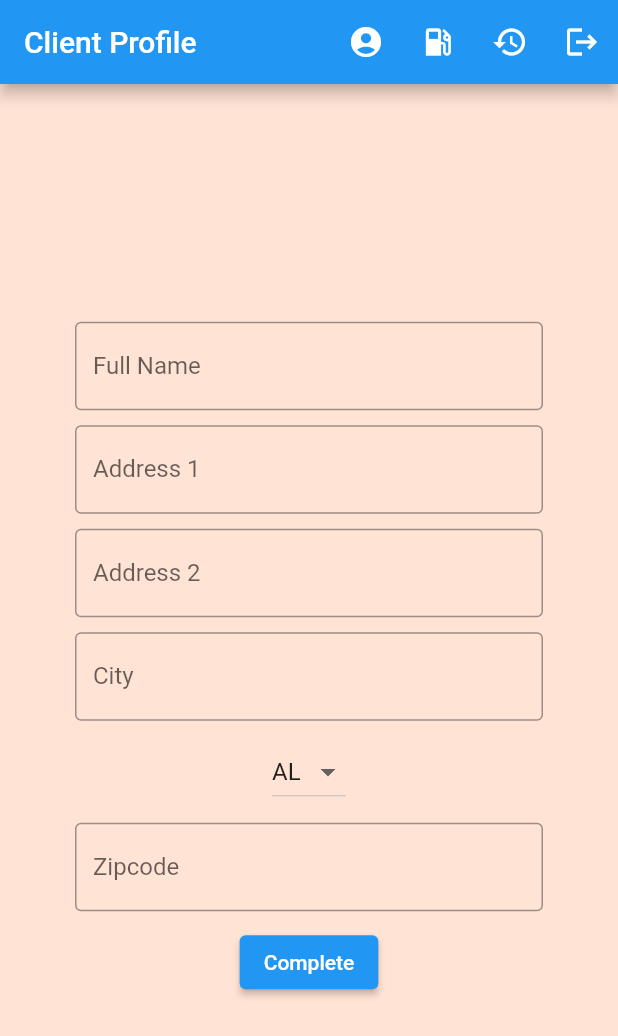
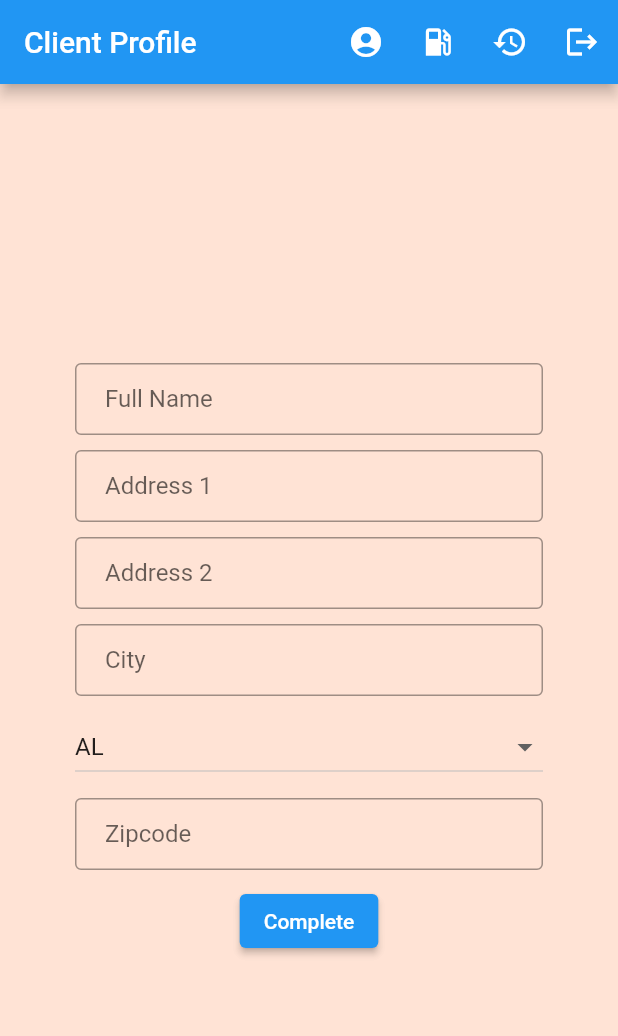
Before and after one commit to sahmbo/Software-Design-4353, a Flutter app: the ClientManagement screen opened directly, on a phone screen of 412 x 824 dp. Shown: the top 1036 px of the screen. Run offline on Flutter 3.47's test engine with Material 2 defaults, Android fonts, the phone set to English and light mode, and no system bars; our stand-ins replace cloud_firestore, firebase_core, shared_preferences; accounts and stored records are empty.

Commit message:
Extended the drop down button

```diff
--- a/flutter_application_1/lib/clientManage.dart
+++ b/flutter_application_1/lib/clientManage.dart
@@ -186,6 +186,7 @@ class _ClientManagementState extends State<ClientManagement> {
                       border: OutlineInputBorder(),
                       labelText: 'Full Name',
                       counterText: '',
+                      contentPadding: EdgeInsets.symmetric(horizontal: 20, vertical: 12), // Adjust the padding
                     ),
                     validator: (value) {
                       if (value == null || value.isEmpty) {
@@ -206,6 +207,7 @@ class _ClientManagementState extends State<ClientManagement> {
                       border: OutlineInputBorder(),
                       labelText: 'Address 1',
                       counterText: '',
+                      contentPadding: EdgeInsets.symmetric(horizontal: 20, vertical: 12), // Adjust the padding
                     ),
                     validator: (value) {
                       if (value == null || value.isEmpty) {
@@ -226,6 +228,7 @@ class _ClientManagementState extends State<ClientManagement> {
                       border: OutlineInputBorder(),
                       labelText: 'Address 2',
                       counterText: '',
+                      contentPadding: EdgeInsets.symmetric(horizontal: 20, vertical: 12), // Adjust the padding
                     ),
                   ),
 
@@ -240,6 +243,7 @@ class _ClientManagementState extends State<ClientManagement> {
                       border: OutlineInputBorder(),
                       labelText: 'City',
                       counterText: '',
+                      contentPadding: EdgeInsets.symmetric(horizontal: 20, vertical: 12), // Adjust the padding
                     ),
                     validator: (value) {
                       if (value == null || value.isEmpty) {
@@ -251,6 +255,7 @@ class _ClientManagementState extends State<ClientManagement> {
 
                   const SizedBox(height: 10),
 
+
                     DropdownButton<String>(
                       value: selectedItem,
                       onChanged: (String? newValue) {
@@ -259,6 +264,7 @@ class _ClientManagementState extends State<ClientManagement> {
                           profileController.saveState(newValue ?? '');
                         });
                       },
+                      isExpanded: true,
                       items: items.map((String value) {
                         return DropdownMenuItem<String>(
                           value: value,
@@ -278,6 +284,7 @@ class _ClientManagementState extends State<ClientManagement> {
                       border: OutlineInputBorder(),
                       labelText: 'Zipcode',
                       counterText: '',
+                      contentPadding: EdgeInsets.symmetric(horizontal: 20, vertical: 12), // Adjust the padding
                     ),
                     validator: (value) {
                       if (value == null || value.isEmpty) {
```
Lines whose indentation alone changed are shown as unchanged.
